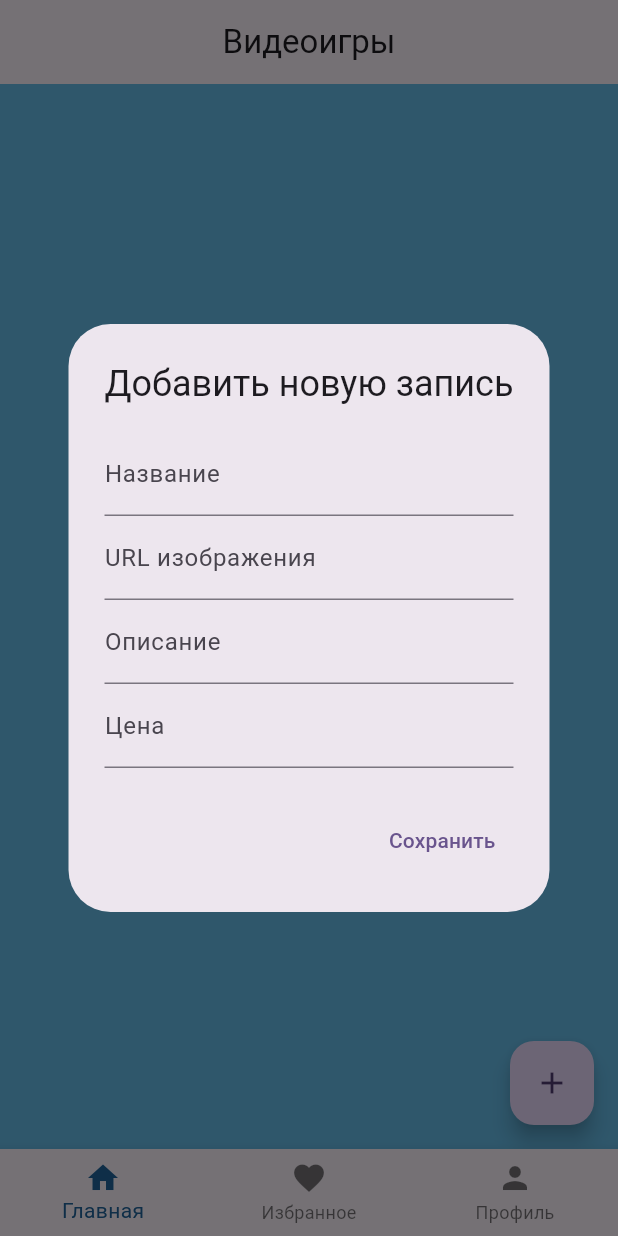
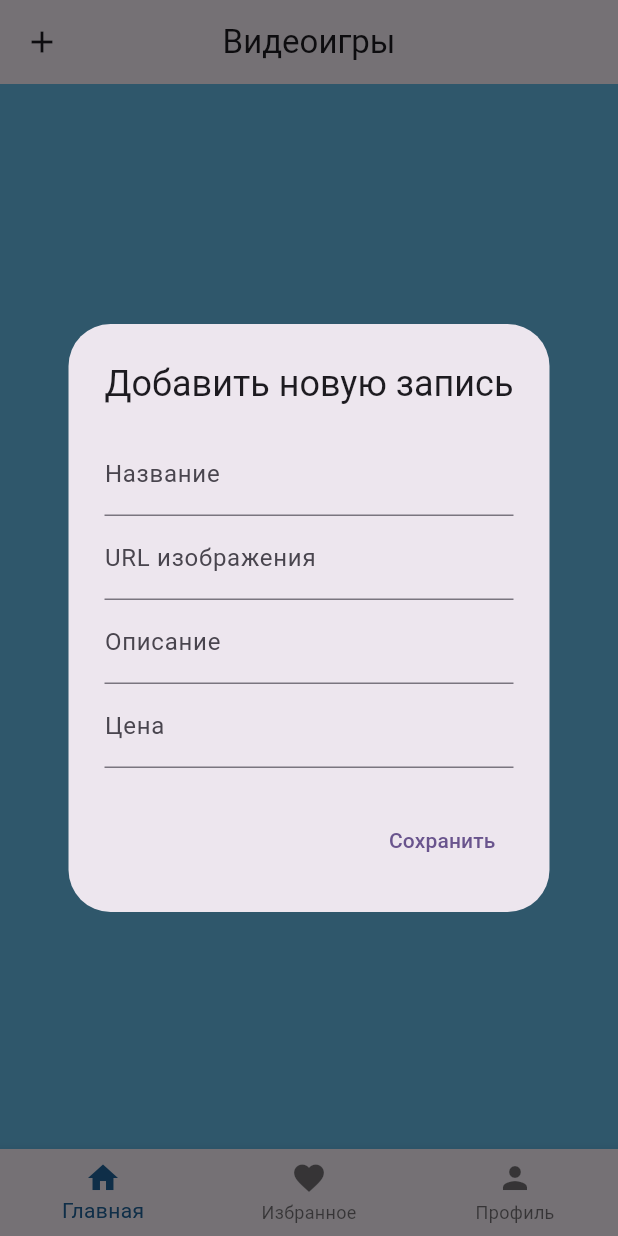
Before and after one commit to KatrinKH/pcs_11, a Flutter app: the screen it shows after launch, after a tap on the "add" icon, on a phone screen of 412 x 824 dp. Run offline on Flutter 3.47's test engine with Material 3 defaults, Android fonts, the phone set to English and light mode, and no system bars; our stand-ins replace supabase_flutter; accounts and stored records are empty.

Commit message:
Кнопка слева от титульника

```diff
--- a/lib/pages/home_page.dart
+++ b/lib/pages/home_page.dart
@@ -81,14 +81,14 @@ class _HomePageState extends State<HomePage> {
   Widget build(BuildContext context) {
     return Scaffold(
       appBar: AppBar(
+        leading: IconButton(
+          icon: const Icon(Icons.add),
+          onPressed: addNewNote,
+        ),
         title: const Text('Видеоигры'),
         centerTitle: true,
       ),
       backgroundColor: const Color(0xFF67BEEA),
-      floatingActionButton: FloatingActionButton(
-        onPressed: addNewNote,
-        child: const Icon(Icons.add),
-      ),
       body: StreamBuilder<List<Map<String, dynamic>>>(
         stream: _notesStream,
         builder: (context, snapshot) {
```
